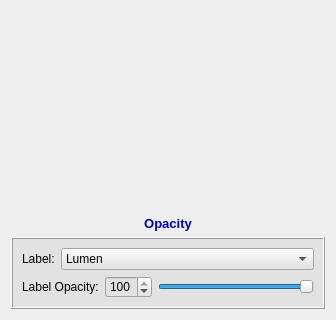
Above: codes/View/ModuleWidget.ui from wuzhuobin/Vessel_Project before the change; both pictures show x 0 to 336 and y 520 to 840 of the 336 by 840 pixel window. Below: the same form after it.
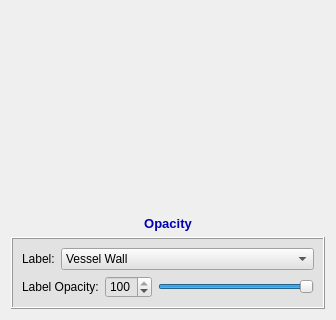
That is the form after the change. Icons and pictures are not drawn.

The edit to the form file:
```diff
--- a/codes/View/ModuleWidget.ui
+++ b/codes/View/ModuleWidget.ui
@@ -128,7 +128,7 @@
           </property>
           <item>
            <property name="text">
-            <string>Lumen</string>
+            <string>Vessel Wall</string>
            </property>
            <property name="icon">
             <iconset resource="../Main/resources/IADE_Analyzer.qrc">
```
Left out of the diff: 6 changed lines with no effect on the pictures.
